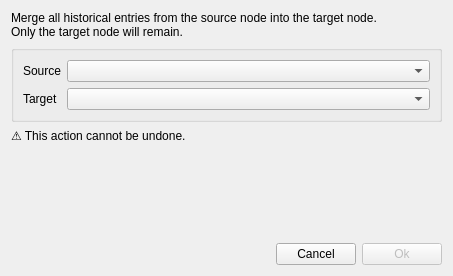
Before: the Qt Designer form dialog/mergenode/leafmergedialog.ui in ytxerp/ytx-client, drawn with Qt 5.
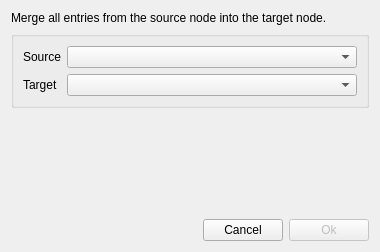
After: the same form once the commit is applied. Custom widgets are drawn as their Qt base class.

```diff
--- a/dialog/mergenode/leafmergedialog.ui
+++ b/dialog/mergenode/leafmergedialog.ui
@@ -6,14 +6,67 @@
    <rect>
     <x>0</x>
     <y>0</y>
-    <width>453</width>
-    <height>276</height>
+    <width>380</width>
+    <height>252</height>
    </rect>
   </property>
   <property name="windowTitle">
    <string>Dialog</string>
   </property>
   <layout class="QGridLayout" name="gridLayout_2">
+   <item row="3" column="2">
+    <widget class="QPushButton" name="pBtnOk">
+     <property name="enabled">
+      <bool>false</bool>
+     </property>
+     <property name="text">
+      <string>Ok</string>
+     </property>
+     <property name="default">
+      <bool>true</bool>
+     </property>
+    </widget>
+   </item>
+   <item row="0" column="0" colspan="3">
+    <widget class="QLabel" name="label">
+     <property name="text">
+      <string>Merge all entries from the source node into the target node.</string>
+     </property>
+    </widget>
+   </item>
+   <item row="3" column="1">
+    <widget class="QPushButton" name="pBtnCancel">
+     <property name="text">
+      <string>Cancel</string>
+     </property>
+    </widget>
+   </item>
+   <item row="2" column="0" colspan="3">
+    <spacer name="verticalSpacer">
+     <property name="orientation">
+      <enum>Qt::Orientation::Vertical</enum>
+     </property>
+     <property name="sizeHint" stdset="0">
+      <size>
+       <width>20</width>
+       <height>40</height>
+      </size>
+     </property>
+    </spacer>
+   </item>
+   <item row="3" column="0">
+    <spacer name="horizontalSpacer">
+     <property name="orientation">
+      <enum>Qt::Orientation::Horizontal</enum>
+     </property>
+     <property name="sizeHint" stdset="0">
+      <size>
+       <width>282</width>
+       <height>20</height>
+      </size>
+     </property>
+    </spacer>
+   </item>
    <item row="1" column="0" colspan="3">
     <widget class="QGroupBox" name="groupBox">
      <property name="title">
@@ -57,70 +110,6 @@
      </layout>
     </widget>
    </item>
-   <item row="3" column="0" colspan="3">
-    <spacer name="verticalSpacer">
-     <property name="orientation">
-      <enum>Qt::Orientation::Vertical</enum>
-     </property>
-     <property name="sizeHint" stdset="0">
-      <size>
-       <width>20</width>
-       <height>40</height>
-      </size>
-     </property>
-    </spacer>
-   </item>
-   <item row="4" column="2">
-    <widget class="QPushButton" name="pBtnOk">
-     <property name="enabled">
-      <bool>false</bool>
-     </property>
-     <property name="text">
-      <string>Ok</string>
-     </property>
-     <property name="default">
-      <bool>true</bool>
-     </property>
-    </widget>
-   </item>
-   <item row="4" column="1">
-    <widget class="QPushButton" name="pBtnCancel">
-     <property name="text">
-      <string>Cancel</string>
-     </property>
-    </widget>
-   </item>
-   <item row="0" column="0" colspan="3">
-    <widget class="QLabel" name="label">
-     <property name="text">
-      <string>Merge all historical entries from the source node into the target node. 
-Only the target node will remain.</string>
-     </property>
-     <property name="wordWrap">
-      <bool>true</bool>
-     </property>
-    </widget>
-   </item>
-   <item row="4" column="0">
-    <spacer name="horizontalSpacer">
-     <property name="orientation">
-      <enum>Qt::Orientation::Horizontal</enum>
-     </property>
-     <property name="sizeHint" stdset="0">
-      <size>
-       <width>282</width>
-       <height>20</height>
-      </size>
-     </property>
-    </spacer>
-   </item>
-   <item row="2" column="0" colspan="3">
-    <widget class="QLabel" name="label_4">
-     <property name="text">
-      <string>⚠️ This action cannot be undone.</string>
-     </property>
-    </widget>
-   </item>
   </layout>
  </widget>
  <customwidgets>
```
Left out of the diff: 2 changed lines with no effect on the pictures.
